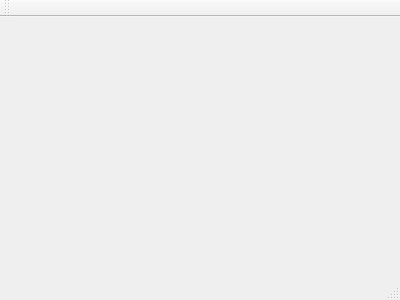
Above: lab2/RandomEventsGenerator/mainwindow.ui from scientist19/OOP-basics before the change. Below: the same form after it.
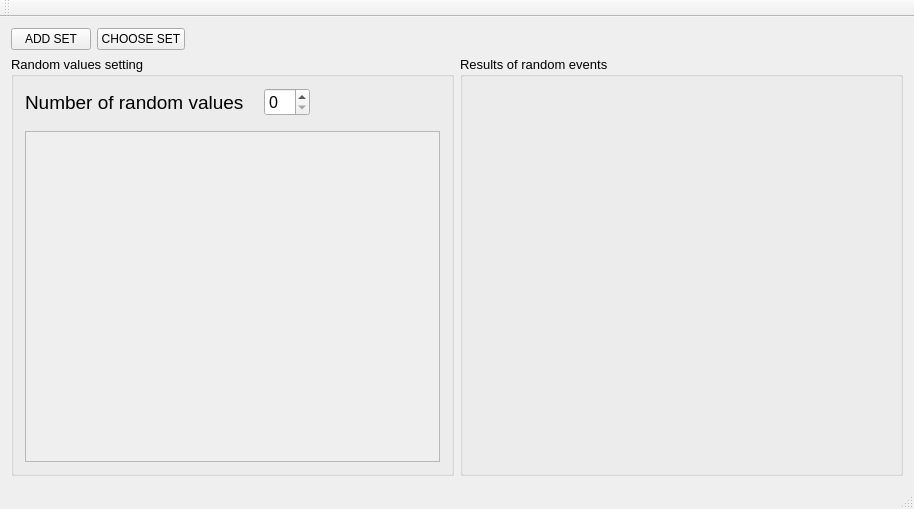
That is the form after the change.

Commit message: Continue designing front-end: created RandomValueWidget

Diff of the .ui file:
```diff
--- a/lab2/RandomEventsGenerator/mainwindow.ui
+++ b/lab2/RandomEventsGenerator/mainwindow.ui
@@ -1,24 +1,209 @@
 <ui version="4.0">
  <class>MainWindow</class>
- <widget class="QMainWindow" name="MainWindow" >
-  <property name="geometry" >
+ <widget class="QMainWindow" name="MainWindow">
+  <property name="geometry">
    <rect>
     <x>0</x>
     <y>0</y>
-    <width>400</width>
-    <height>300</height>
+    <width>914</width>
+    <height>509</height>
    </rect>
   </property>
   <property name="windowTitle" >
    <string>MainWindow</string>
   </property>
-  <widget class="QMenuBar" name="menuBar" />
-  <widget class="QToolBar" name="mainToolBar" />
-  <widget class="QWidget" name="centralWidget" />
-  <widget class="QStatusBar" name="statusBar" />
+  <widget class="QWidget" name="centralWidget">
+   <layout class="QVBoxLayout" name="verticalLayout">
+    <item>
+     <layout class="QHBoxLayout" name="horizontalLayout">
+      <item>
+       <widget class="QPushButton" name="addSet">
+        <property name="sizePolicy">
+         <sizepolicy hsizetype="Maximum" vsizetype="Fixed">
+          <horstretch>0</horstretch>
+          <verstretch>0</verstretch>
+         </sizepolicy>
+        </property>
+        <property name="text">
+         <string>ADD SET</string>
+        </property>
+       </widget>
+      </item>
+      <item>
+       <widget class="QPushButton" name="chooseSet">
+        <property name="sizePolicy">
+         <sizepolicy hsizetype="Maximum" vsizetype="Fixed">
+          <horstretch>0</horstretch>
+          <verstretch>0</verstretch>
+         </sizepolicy>
+        </property>
+        <property name="text">
+         <string>CHOOSE SET</string>
+        </property>
+       </widget>
+      </item>
+      <item>
+       <spacer name="horizontalSpacer">
+        <property name="orientation">
+         <enum>Qt::Horizontal</enum>
+        </property>
+        <property name="sizeHint" stdset="0">
+         <size>
+          <width>40</width>
+          <height>20</height>
+         </size>
+        </property>
+       </spacer>
+      </item>
+     </layout>
+    </item>
+    <item>
+     <layout class="QHBoxLayout" name="horizontalLayout_2">
+      <item>
+       <widget class="QGroupBox" name="groupBox">
+        <property name="sizePolicy">
+         <sizepolicy hsizetype="Minimum" vsizetype="Expanding">
+          <horstretch>0</horstretch>
+          <verstretch>0</verstretch>
+         </sizepolicy>
+        </property>
+        <property name="minimumSize">
+         <size>
+          <width>400</width>
+          <height>200</height>
+         </size>
+        </property>
+        <property name="font">
+         <font>
+          <pointsize>10</pointsize>
+         </font>
+        </property>
+        <property name="title">
+         <string>Random values setting</string>
+        </property>
+        <layout class="QVBoxLayout" name="verticalLayout_2">
+         <property name="spacing">
+          <number>15</number>
+         </property>
+         <item>
+          <layout class="QHBoxLayout" name="horizontalLayout_3">
+           <property name="spacing">
+            <number>20</number>
+           </property>
+           <item>
+            <widget class="QLabel" name="label">
+             <property name="font">
+              <font>
+               <pointsize>14</pointsize>
+              </font>
+             </property>
+             <property name="text">
+              <string>Number of random values</string>
+             </property>
+            </widget>
+           </item>
+           <item>
+            <widget class="QSpinBox" name="randomValuesNumber">
+             <property name="font">
+              <font>
+               <pointsize>12</pointsize>
+              </font>
+             </property>
+            </widget>
+           </item>
+           <item>
+            <spacer name="horizontalSpacer_2">
+             <property name="orientation">
+              <enum>Qt::Horizontal</enum>
+             </property>
+             <property name="sizeHint" stdset="0">
+              <size>
+               <width>40</width>
+               <height>20</height>
+              </size>
+             </property>
+            </spacer>
+           </item>
+          </layout>
+         </item>
+         <item>
+          <widget class="QScrollArea" name="scrollArea">
+           <property name="minimumSize">
+            <size>
+             <width>0</width>
+             <height>0</height>
+            </size>
+           </property>
+           <property name="lineWidth">
+            <number>1</number>
+           </property>
+           <property name="widgetResizable">
+            <bool>true</bool>
+           </property>
+           <widget class="QWidget" name="scrollAreaWidgetContents">
+            <property name="geometry">
+             <rect>
+              <x>0</x>
+              <y>0</y>
+              <width>416</width>
+              <height>289</height>
+             </rect>
+            </property>
+           </widget>
+          </widget>
+         </item>
+        </layout>
+       </widget>
+      </item>
+      <item>
+       <widget class="QGroupBox" name="groupBox_2">
+        <property name="sizePolicy">
+         <sizepolicy hsizetype="Expanding" vsizetype="Expanding">
+          <horstretch>0</horstretch>
+          <verstretch>0</verstretch>
+         </sizepolicy>
+        </property>
+        <property name="minimumSize">
+         <size>
+          <width>0</width>
+          <height>0</height>
+         </size>
+        </property>
+        <property name="font">
+         <font>
+          <pointsize>10</pointsize>
+         </font>
+        </property>
+        <property name="title">
+         <string>Results of random events</string>
+        </property>
+       </widget>
+      </item>
+     </layout>
+    </item>
+   </layout>
+  </widget>
+  <widget class="QMenuBar" name="menuBar">
+   <property name="geometry">
+    <rect>
+     <x>0</x>
+     <y>0</y>
+     <width>914</width>
+     <height>26</height>
+    </rect>
+   </property>
+  </widget>
+  <widget class="QToolBar" name="mainToolBar">
+   <attribute name="toolBarArea">
+    <enum>TopToolBarArea</enum>
+   </attribute>
+   <attribute name="toolBarBreak">
+    <bool>false</bool>
+   </attribute>
+  </widget>
+  <widget class="QStatusBar" name="statusBar"/>
  </widget>
- <layoutDefault spacing="6" margin="11" />
- <pixmapfunction></pixmapfunction>
+ <layoutdefault spacing="6" margin="11"/>
  <resources/>
  <connections/>
 </ui>
```
Left out of the diff: 25 changed lines with no effect on the pictures. The commit also changes 17 other files.
